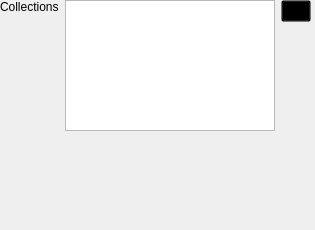
KDE/akonadi-google-applets, file calendar/src/config.ui: the form before one commit.
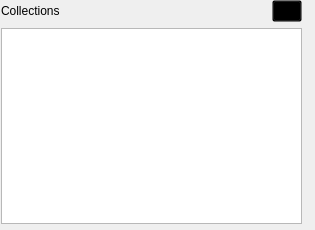
The form after the commit.

Commit message: Change layout in general configuration dialog

Diff of the .ui file:
```diff
--- a/calendar/src/config.ui
+++ b/calendar/src/config.ui
@@ -19,17 +19,19 @@
   <property name="windowTitle">
    <string>Configuration</string>
   </property>
-  <widget class="QWidget" name="layoutWidget">
+  <widget class="QWidget" name="">
    <property name="geometry">
     <rect>
-     <x>0</x>
+     <x>1</x>
      <y>0</y>
-     <width>311</width>
-     <height>131</height>
+     <width>301</width>
+     <height>224</height>
     </rect>
    </property>
+   <layout class="QVBoxLayout" name="verticalLayout">
+    <item>
    <layout class="QHBoxLayout" name="horizontalLayout">
-    <item alignment="Qt::AlignTop">
+      <item>
      <widget class="QLabel" name="label_4">
       <property name="minimumSize">
        <size>
@@ -43,9 +45,6 @@
      </widget>
     </item>
     <item>
-     <widget class="QListWidget" name="collectionsList"/>
-    </item>
-    <item alignment="Qt::AlignTop">
      <widget class="QPushButton" name="loadCollections">
       <property name="maximumSize">
        <size>
@@ -60,6 +59,11 @@
        <string/>
       </property>
      </widget>
+      </item>
+     </layout>
+    </item>
+    <item>
+     <widget class="QListWidget" name="collectionsList"/>
     </item>
    </layout>
   </widget>
```
Lines whose indentation alone changed are shown as unchanged. The commit also changes 4 other files.
